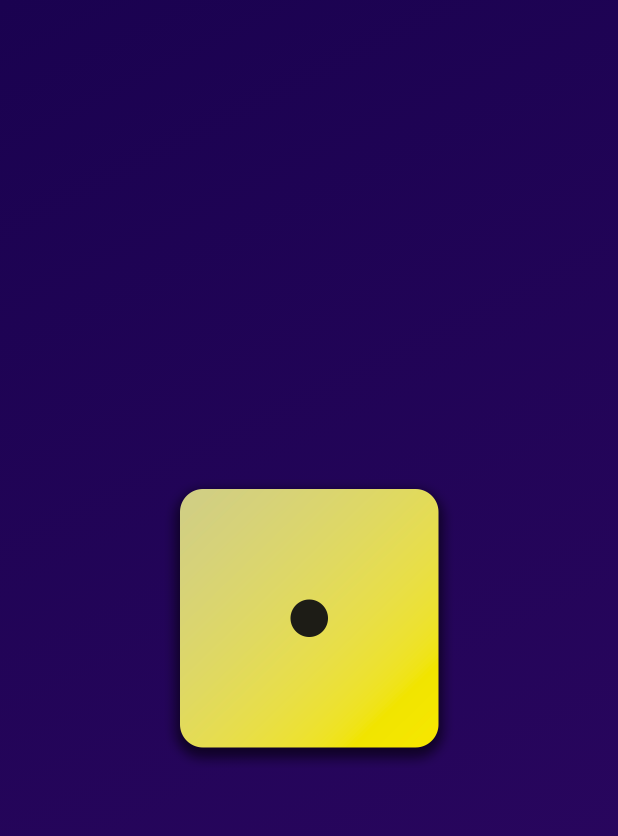
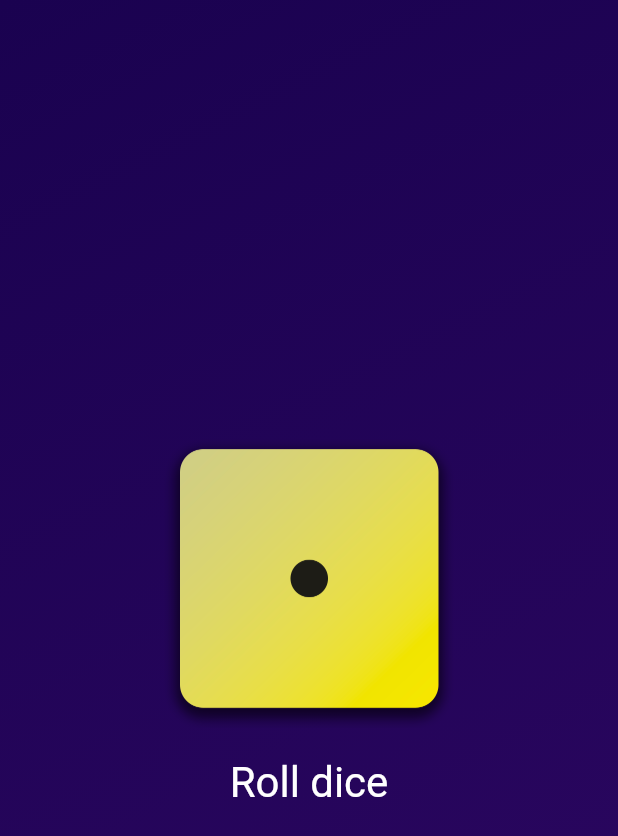
Before and after one commit to abhishek-ccx/Flutter_learning, a Flutter app: the screen it shows after launch, on a phone screen of 412 x 824 dp. Shown: the top 836 px of the screen. Run offline on Flutter 3.47's test engine with Material 3 defaults, Android fonts, the phone set to English and light mode, and no system bars.

Commit message:
added button

```diff
--- a/basics/lib/gradient_container.dart
+++ b/basics/lib/gradient_container.dart
@@ -2,6 +2,10 @@ import 'package:flutter/material.dart';
 
 const startAlignment = Alignment.topLeft;
 const endAlignment = Alignment.bottomRight;
+
+void rollDice() {
+  // ..
+}
 
 class GradientContainer extends StatelessWidget {
   const GradientContainer(this.color1, this.color2, {super.key});
@@ -18,9 +22,27 @@ class GradientContainer extends StatelessWidget {
         ),
       ),
       child: Center(
-        child: Image.asset(
-          "assets/images/dice-1.png",
-          width: 200,
+        child: Column(
+          mainAxisSize: MainAxisSize.min,
+          children: [
+            Image.asset(
+              "assets/images/dice-1.png",
+              width: 200,
+            ),
+            TextButton(
+              onPressed: rollDice,
+              style: TextButton.styleFrom(
+                padding: const EdgeInsets.only(
+                  top: 20,
+                ),
+                foregroundColor: Colors.white,
+                textStyle: const TextStyle(
+                  fontSize: 28,
+                ),
+              ),
+              child: const Text("Roll dice"),
+            )
+          ],
         ),
       ),
     );
```
